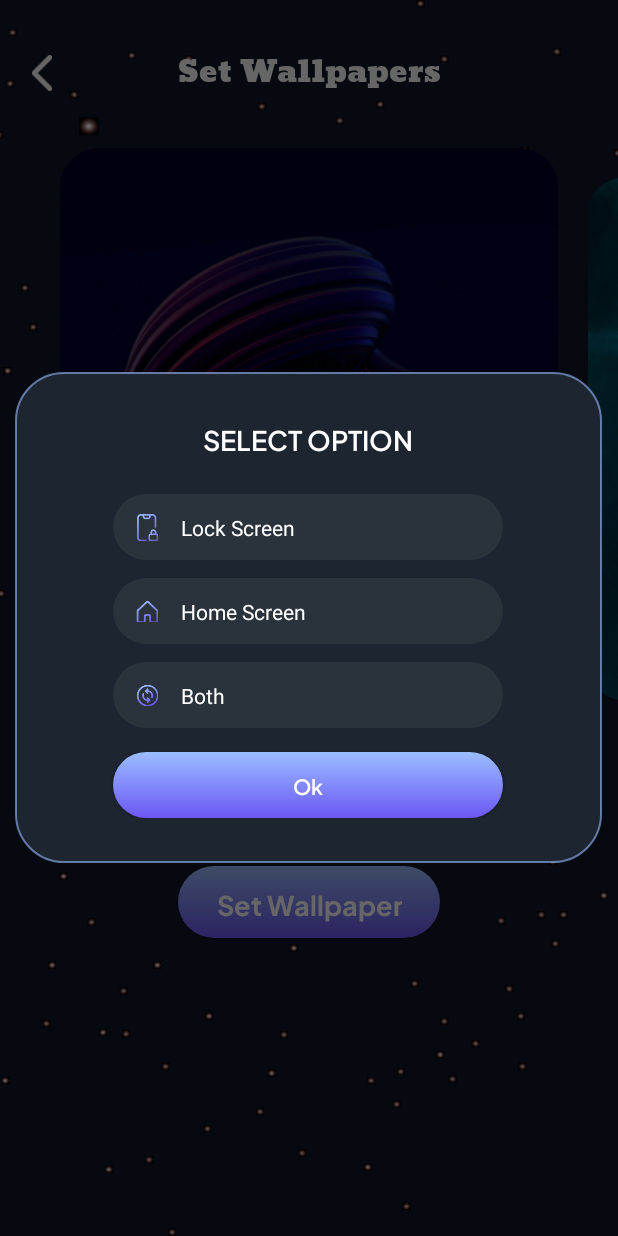
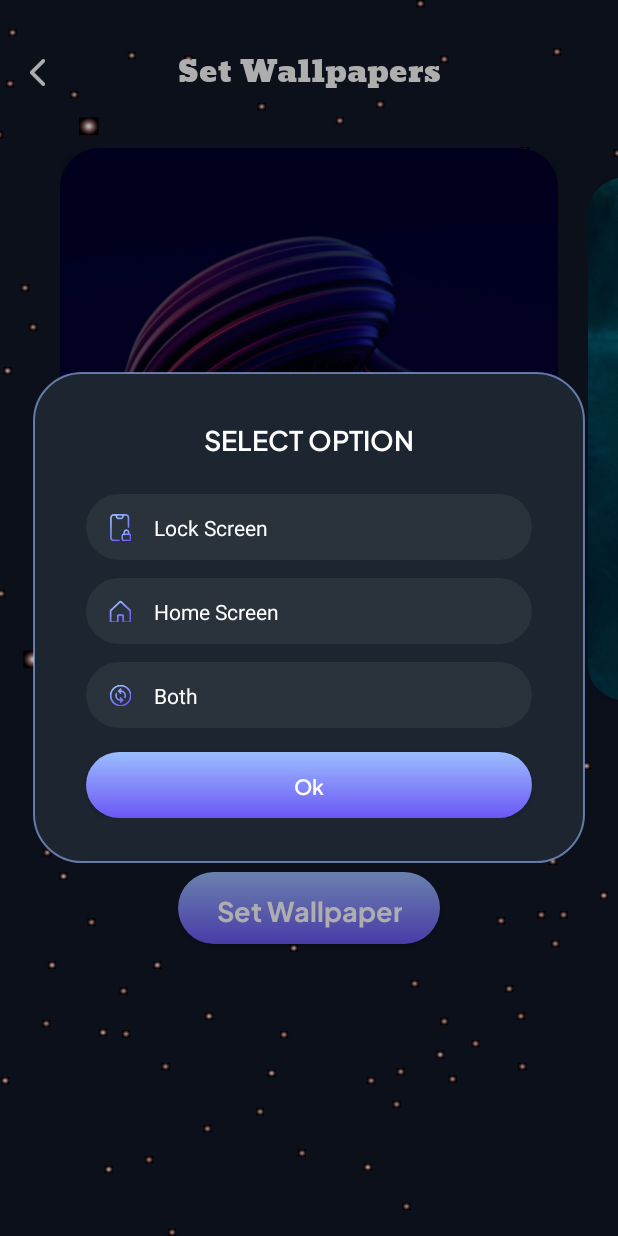
Before and after one commit to Hinh12/Transparent_Wallpaper, an Android app: the SetWallpaperActivity screen opened directly, with no data from a screen before it, after a tap on "Set Wallpaper", on a phone screen of 412 x 824 dp. Run offline under Robolectric (Android 15) with nearby library versions, the phone set to English and light mode, and no system bars.

Commit message:
fix UI Function 2

```diff
--- a/app/src/main/java/com/example/transparent_wallpaper/Screen/SetWallpaper/SetWallpaperActivity.kt
+++ b/app/src/main/java/com/example/transparent_wallpaper/Screen/SetWallpaper/SetWallpaperActivity.kt
@@ -1,6 +1,7 @@
 package com.example.transparent_wallpaper.Screen.SetWallpaper
 
 import android.app.AlertDialog
+import android.app.Dialog
 import android.app.WallpaperManager
 import android.content.Intent
 import android.graphics.Color
@@ -8,10 +9,14 @@ import android.graphics.drawable.BitmapDrawable
 import android.graphics.drawable.ColorDrawable
 import android.net.Uri
 import android.os.Build
+import android.os.Bundle
 import android.view.View
+import android.view.Window
+import android.view.WindowManager
 import android.widget.FrameLayout
 import android.widget.ImageView
 import android.widget.Toast
+import androidx.activity.enableEdgeToEdge
 import androidx.recyclerview.widget.RecyclerView
 import androidx.viewpager2.widget.CompositePageTransformer
 import androidx.viewpager2.widget.MarginPageTransformer
@@ -40,10 +45,10 @@ class SetWallpaperActivity : BaseActivity<ActivitySetWallpaperBinding, BaseViewM
 
     override fun viewModel() {}
 
-    override fun initView() {
-        super.initView()
-        //setContentView(R.layout.activity_set_wallpaper)
-
+    override fun onCreate(savedInstanceState: Bundle?) {
+        super.onCreate(savedInstanceState)
+        enableEdgeToEdge()
+        setContentView(R.layout.activity_set_wallpaper)
 
         binding = ActivitySetWallpaperBinding.inflate(layoutInflater)
         setContentView(binding.root)
@@ -61,27 +66,12 @@ class SetWallpaperActivity : BaseActivity<ActivitySetWallpaperBinding, BaseViewM
             HdWallpaperModel(10, R.drawable.img_content_3)
         )
 
-        binding.imgBackT.setOnClickListener {
-            navigateTo(HDWallpaperActivity::class.java)
-        }
-
         val adapter = SetWallViewPager2Adapter(list, binding.viewpage2SetWallpaper)
         binding.viewpage2SetWallpaper.adapter = adapter
-
-        // Set up dots indicator
-//        val customDotsIndicator = CustomDotsIndicator(binding.customDotsIndicator, list.size, this)
-//        customDotsIndicator.updateDots(0)
 
         // Khởi tạo và sử dụng CustomDotsIndicator
         val customDotsIndicator = CustomDotsIndicator(binding.customDotsIndicator, list.size, this)
         customDotsIndicator.updateDots(0)
-        binding.viewpage2SetWallpaper.registerOnPageChangeCallback(object :
-            ViewPager2.OnPageChangeCallback() {
-            override fun onPageSelected(position: Int) {
-                super.onPageSelected(position)
-                customDotsIndicator.updateDots(position)
-            }
-        })
 
         val pageMarginPx = resources.getDimensionPixelOffset(R.dimen.pageMargin)
         val offsetPx = resources.getDimensionPixelOffset(R.dimen.offset)
@@ -101,8 +91,7 @@ class SetWallpaperActivity : BaseActivity<ActivitySetWallpaperBinding, BaseViewM
         binding.viewpage2SetWallpaper.offscreenPageLimit = 3
         binding.viewpage2SetWallpaper.getChildAt(0).overScrollMode = RecyclerView.OVER_SCROLL_NEVER
 
-
-// Set the current item based on the intent extra
+        // Set the current item based on the intent extra
         val position = intent.getIntExtra("position", 0)
         binding.viewpage2SetWallpaper.setCurrentItem(position)
 
@@ -130,10 +119,19 @@ class SetWallpaperActivity : BaseActivity<ActivitySetWallpaperBinding, BaseViewM
             binding.viewpage2SetWallpaper.setCurrentItem(position, false)
         } ?: run {
             // Xử lý nếu không tìm thấy ảnh phù hợp
-//            Toast.makeText(this, "Không tìm thấy ảnh phù hợp", Toast.LENGTH_SHORT).show()
+            Toast.makeText(this, "Không tìm thấy ảnh phù hợp", Toast.LENGTH_SHORT).show()
         }
 
+        // Cập nhật dot khi trang thay đổi
+        binding.viewpage2SetWallpaper.registerOnPageChangeCallback(object :
+            ViewPager2.OnPageChangeCallback() {
+            override fun onPageSelected(position: Int) {
+                super.onPageSelected(position)
+                customDotsIndicator.updateDots(position)
+            }
+        })
     }
+
 
     private fun navigateTo(targetClass: Class<*>) {
         val intent = Intent(this, targetClass)
@@ -147,13 +145,22 @@ class SetWallpaperActivity : BaseActivity<ActivitySetWallpaperBinding, BaseViewM
     }
 
 
-
-
     private fun showDialogChoose() {
         val dialogChooseScreenBinding = DialogChooseScreenBinding.inflate(layoutInflater)
-        val builder = AlertDialog.Builder(this)
-            .setView(dialogChooseScreenBinding.root)
-        val dialog = builder.create() // Create and store AlertDialog into variable
+        val builder = Dialog(this)
+        builder.setContentView(dialogChooseScreenBinding.root)
+         // Create and store AlertDialog into variable
+
+        val dialog = Dialog(this)
+        dialog.setCancelable(true)
+        dialog.requestWindowFeature(Window.FEATURE_NO_TITLE)
+        dialog.setContentView(R.layout.dialog_choose_screen)
+        val window = dialog.window
+        window?.setLayout(
+            WindowManager.LayoutParams.MATCH_PARENT,
+            WindowManager.LayoutParams.WRAP_CONTENT
+        )
+        window?.setBackgroundDrawable(ColorDrawable(Color.TRANSPARENT))
 
         dialog.window?.setBackgroundDrawable(ColorDrawable(Color.TRANSPARENT))
         dialog.show()
@@ -194,11 +201,6 @@ class SetWallpaperActivity : BaseActivity<ActivitySetWallpaperBinding, BaseViewM
                                 true,
                                 WallpaperManager.FLAG_LOCK
                             )
-//                            Toast.makeText(
-//                                this@SetWallpaperActivity,
-//                                R.string.lock_screen_wallpaper_set_successfully,
-//                                Toast.LENGTH_SHORT
-//                            ).show()
                             startActivity(
                                 Intent(
                                     this@SetWallpaperActivity,
@@ -206,21 +208,12 @@ class SetWallpaperActivity : BaseActivity<ActivitySetWallpaperBinding, BaseViewM
                                 )
                             )
                         } else {
-//                            Toast.makeText(
-//                                this@SetWallpaperActivity,
-//                                "Setting lock screen wallpaper requires Android 7.0 or higher",
-//                                Toast.LENGTH_SHORT
-//                            ).show()
+
                         }
                     }
 
                     dialogChooseScreenBinding.imgradioHomeScreen.visibility == View.VISIBLE -> {
                         wallpaperManager.setBitmap(bitmap, null, true, WallpaperManager.FLAG_SYSTEM)
-//                        Toast.makeText(
-//                            this@SetWallpaperActivity,
-//                            "Home screen wallpaper set successfully",
-//                            Toast.LENGTH_SHORT
-//                        ).show()
                         startActivity(
                             Intent(
                                 this@SetWallpaperActivity,
@@ -235,14 +228,13 @@ class SetWallpaperActivity : BaseActivity<ActivitySetWallpaperBinding, BaseViewM
 
                         // Đặt hình nền cho màn hình khóa nếu có hỗ trợ
                         if (Build.VERSION.SDK_INT >= Build.VERSION_CODES.N) {
-                            wallpaperManager.setBitmap(bitmap, null, true, WallpaperManager.FLAG_LOCK)
+                            wallpaperManager.setBitmap(
+                                bitmap,
+                                null,
+                                true,
+                                WallpaperManager.FLAG_LOCK
+                            )
                         }
-
-//                        Toast.makeText(
-//                            this@SetWallpaperActivity,
-//                            "Both home and lock screen wallpapers set successfully",
-//                            Toast.LENGTH_SHORT
-//                        ).show()
                         startActivity(
                             Intent(
                                 this@SetWallpaperActivity,
@@ -252,20 +244,10 @@ class SetWallpaperActivity : BaseActivity<ActivitySetWallpaperBinding, BaseViewM
                     }
 
                     else -> {
-//                        Toast.makeText(
-//                            this@SetWallpaperActivity,
-//                            "Please select screen",
-//                            Toast.LENGTH_SHORT
-//                        ).show()
                     }
                 }
                 dialog.dismiss() // Close dialog after processing
             } catch (e: IOException) {
-//                Toast.makeText(
-//                    this@SetWallpaperActivity,
-//                    "Failed to set wallpaper",
-//                    Toast.LENGTH_SHORT
-//                ).show()
             }
         }
     }
--- a/app/src/main/java/com/example/transparent_wallpaper/ViewModel/CustomDotsIndicator.kt
+++ b/app/src/main/java/com/example/transparent_wallpaper/ViewModel/CustomDotsIndicator.kt
@@ -8,7 +8,6 @@ import androidx.core.content.ContextCompat
 import com.example.transparent_wallpaper.R
 import android.animation.ObjectAnimator
 import android.view.animation.LinearInterpolator
-
 class CustomDotsIndicator(
     private val dotsLayout: LinearLayout,
     count: Int,
@@ -70,15 +69,23 @@ class CustomDotsIndicator(
                     if (i == position) R.drawable.dot_selected else R.drawable.dot_unselected
                 )
             )
-            // Apply scaling animation
-            val scaleXAnimator = ObjectAnimator.ofFloat(dot, "scaleX", if (i == position) 1.5f else 1f)
-            val scaleYAnimator = ObjectAnimator.ofFloat(dot, "scaleY", if (i == position) 1.5f else 1f)
+
+            // Thêm hiệu ứng chuyển động cho dot
+            val scaleXAnimator = ObjectAnimator.ofFloat(dot, "scaleX", if (i == position) 1f else 1f)
+            val scaleYAnimator = ObjectAnimator.ofFloat(dot, "scaleY", if (i == position) 1f else 1f)
+            val alphaAnimator = ObjectAnimator.ofFloat(dot, "alpha", if (i == position) 1f else 0.5f)
+
             scaleXAnimator.duration = 300
             scaleYAnimator.duration = 300
+            alphaAnimator.duration = 300
+
             scaleXAnimator.interpolator = LinearInterpolator()
             scaleYAnimator.interpolator = LinearInterpolator()
+            alphaAnimator.interpolator = LinearInterpolator()
+
             scaleXAnimator.start()
             scaleYAnimator.start()
+            alphaAnimator.start()
         }
     }
 }
--- a/app/src/main/res/drawable/custom_btn_explore.xml
+++ b/app/src/main/res/drawable/custom_btn_explore.xml
@@ -1,6 +1,8 @@
 <?xml version="1.0" encoding="utf-8"?>
 <shape xmlns:android="http://schemas.android.com/apk/res/android">
-    <gradient android:startColor="#9BBDFF" android:endColor="#4073F6"/>
+    <gradient android:startColor="#4073F6"
+        android:endColor="#9BBDFF"
+        android:angle="135"/>
     <corners android:radius="24sp"/>
 
 </shape>
--- a/app/src/main/res/layout/activity_hdwallpaper.xml
+++ b/app/src/main/res/layout/activity_hdwallpaper.xml
@@ -33,8 +33,8 @@
 
                 <ImageView
                     android:id="@+id/imgBackk"
-                    android:layout_width="24dp"
-                    android:layout_height="24dp"
+                    android:layout_width="18dp"
+                    android:layout_height="18dp"
                     android:src="@drawable/ic_back"
                     app:layout_constraintBottom_toBottomOf="parent"
                     app:layout_constraintLeft_toLeftOf="parent"
--- a/app/src/main/res/layout/activity_intro1.xml
+++ b/app/src/main/res/layout/activity_intro1.xml
@@ -56,6 +56,7 @@
                 android:layout_height="wrap_content"
                 android:layout_weight="1"
                 android:text="@string/next"
+
                 android:textSize="18sp"
                 android:fontFamily="@font/plusjakartasans_medium"
                 android:textAlignment="textEnd"
--- a/app/src/main/res/layout/activity_set_wallpaper.xml
+++ b/app/src/main/res/layout/activity_set_wallpaper.xml
@@ -30,8 +30,8 @@
 
             <ImageView
                 android:id="@+id/imgBackT"
-                android:layout_width="24dp"
-                android:layout_height="24dp"
+                android:layout_width="18dp"
+                android:layout_height="18dp"
                 android:src="@drawable/ic_back"
                 app:layout_constraintBottom_toBottomOf="parent"
                 app:layout_constraintLeft_toLeftOf="parent"
@@ -62,16 +62,53 @@
             app:layout_constraintStart_toStartOf="parent"
             app:layout_constraintTop_toBottomOf="@+id/cst_Title"/>
 
+<!--        <LinearLayout-->
+<!--            android:id="@+id/custom_dots_indicator"-->
+<!--            android:layout_width="wrap_content"-->
+<!--            android:layout_height="wrap_content"-->
+<!--            android:layout_gravity="center"-->
+<!--            android:orientation="horizontal"-->
+<!--            android:layout_marginTop="20dp"-->
+<!--            app:layout_constraintLeft_toLeftOf="parent"-->
+<!--            app:layout_constraintRight_toRightOf="parent"-->
+<!--            app:layout_constraintTop_toBottomOf="@+id/viewpage2SetWallpaper" />-->
+
         <LinearLayout
             android:id="@+id/custom_dots_indicator"
             android:layout_width="wrap_content"
             android:layout_height="wrap_content"
-            android:layout_gravity="center"
+            android:layout_gravity="center_horizontal"
+            android:layout_marginStart="16dp"
+            android:layout_marginTop="24dp"
             android:orientation="horizontal"
-            android:layout_marginTop="20dp"
-            app:layout_constraintLeft_toLeftOf="parent"
-            app:layout_constraintRight_toRightOf="parent"
-            app:layout_constraintTop_toBottomOf="@+id/viewpage2SetWallpaper" />
+            app:layout_constraintEnd_toEndOf="parent"
+            app:layout_constraintHorizontal_bias="0.5"
+            app:layout_constraintStart_toStartOf="parent"
+            app:layout_constraintTop_toBottomOf="@+id/viewpage2SetWallpaper">
+
+            <ImageView
+                android:id="@+id/dot1"
+                android:layout_width="wrap_content"
+                android:layout_height="wrap_content"
+                android:layout_marginEnd="8dp"
+                android:src="@drawable/dot_selected" />
+
+            <ImageView
+                android:id="@+id/dot2"
+                android:layout_width="wrap_content"
+                android:layout_height="wrap_content"
+                android:layout_marginEnd="8dp"
+                android:src="@drawable/dot_unselected" />
+
+            <ImageView
+                android:id="@+id/dot3"
+                android:layout_width="wrap_content"
+                android:layout_height="match_parent"
+                android:layout_marginEnd="8dp"
+                android:src="@drawable/dot_unselected" />
+
+
+        </LinearLayout>
 
         <TextView
             android:id="@+id/tvSwipe_to_see_more"
--- a/app/src/main/res/layout/dialog_choose_screen.xml
+++ b/app/src/main/res/layout/dialog_choose_screen.xml
@@ -5,7 +5,7 @@
     android:layout_height="wrap_content"
     android:id="@+id/cstSelect"
     android:layout_gravity="center"
-    android:layout_marginHorizontal="15dp"
+    android:layout_marginHorizontal="22dp"
     android:background="@drawable/custom_dialog_option"
     >
 
@@ -28,8 +28,10 @@
             android:textSize="18sp"/>
 
         <androidx.constraintlayout.widget.ConstraintLayout
-            android:layout_width="260dp"
+            android:layout_width="match_parent"
             android:layout_height="44dp"
+            android:layout_marginLeft="35dp"
+            android:layout_marginRight="35dp"
             android:background="@drawable/custom_button_select_option"
             android:paddingHorizontal="15dp"
             android:id="@+id/cst_LockScreen"
@@ -66,8 +68,10 @@
         </androidx.constraintlayout.widget.ConstraintLayout>
 
         <androidx.constraintlayout.widget.ConstraintLayout
-            android:layout_width="260dp"
+            android:layout_width="match_parent"
             android:layout_height="44dp"
+            android:layout_marginLeft="35dp"
+            android:layout_marginRight="35dp"
             android:background="@drawable/custom_button_select_option"
             android:paddingHorizontal="15dp"
             android:id="@+id/cst_HomeScreen"
@@ -104,8 +108,10 @@
         </androidx.constraintlayout.widget.ConstraintLayout>
 
         <androidx.constraintlayout.widget.ConstraintLayout
-            android:layout_width="260dp"
+            android:layout_width="match_parent"
             android:layout_height="44dp"
+            android:layout_marginLeft="35dp"
+            android:layout_marginRight="35dp"
             android:background="@drawable/custom_button_select_option"
             android:paddingHorizontal="15dp"
             android:id="@+id/cst_BothScreen"
@@ -143,8 +149,10 @@
 
         <androidx.appcompat.widget.AppCompatButton
             android:id="@+id/btnSelectOptions"
-            android:layout_width="260dp"
+            android:layout_width="match_parent"
             android:layout_height="44dp"
+            android:layout_marginLeft="35dp"
+            android:layout_marginRight="35dp"
             android:layout_marginTop="16dp"
             android:background="@drawable/custom_button_set_wallpaper"
             android:fontFamily="@font/plusjakartasans_semibold"
--- a/app/src/main/res/values/strings.xml
+++ b/app/src/main/res/values/strings.xml
@@ -14,6 +14,7 @@
     <string name="elevate_your_screens_allure">Elevate your screen\'s allure with Transparent Wallpaper.</string>
     <string name="next">Next</string>
     <string name="transparent_wallpaper">Transparent Wallpaper</string>
+    <string name="transparent_wallpaper_home">Transparent Wallpaper</string>
     <string name="Rate">Rate</string>
     <string name="Share">Share</string>
     <string name="Feedback">Feedback</string>
```
Also changed, not shown: app/src/main/java/com/example/transparent_wallpaper/Screen/HDWallpaper/SuccessActivity.kt (+21 -0 lines), app/src/main/java/com/example/transparent_wallpaper/Screen/Home/HomeActivity.kt (+26 -50 lines), app/src/main/java/com/example/transparent_wallpaper/Screen/Language/LanguageActivity.kt (+8 -3 lines), app/src/main/res/layout/activity_home.xml (+6 -8 lines), app/src/main/res/layout/activity_language.xml (+9 -2 lines), 10 other files.
